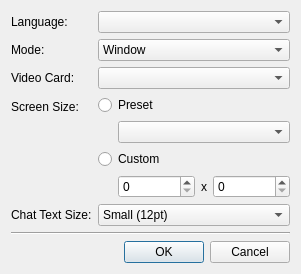
The window that tools/updater/ui/Options.ui (comphack/comp_hack) describes before a commit, drawn with Qt 5.
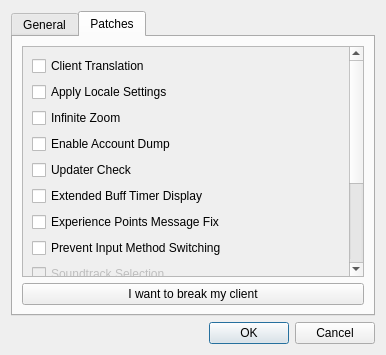
The same window after the commit. The open tabs and pages were chosen to show the change.

Commit message: [ADD] Settings for the client DLL to the updater.

```diff
--- a/tools/updater/ui/Options.ui
+++ b/tools/updater/ui/Options.ui
@@ -6,8 +6,8 @@
    <rect>
     <x>0</x>
     <y>0</y>
-    <width>255</width>
-    <height>222</height>
+    <width>386</width>
+    <height>355</height>
    </rect>
   </property>
   <property name="windowTitle">
@@ -15,15 +15,25 @@
   </property>
   <layout class="QVBoxLayout" name="verticalLayout_2">
    <item>
+    <widget class="QTabWidget" name="tabWidget">
+     <property name="currentIndex">
+      <number>0</number>
+     </property>
+     <widget class="QWidget" name="generalTab">
+      <attribute name="title">
+       <string>General</string>
+      </attribute>
+      <layout class="QVBoxLayout" name="verticalLayout_3">
+       <item>
     <layout class="QFormLayout" name="formLayout">
-     <item row="1" column="0">
+         <item row="2" column="0">
       <widget class="QLabel" name="modeLabel">
        <property name="text">
         <string>Mode:</string>
        </property>
       </widget>
      </item>
-     <item row="1" column="1">
+         <item row="2" column="1">
       <widget class="QComboBox" name="modeCombo">
        <item>
         <property name="text">
@@ -37,31 +47,31 @@
        </item>
       </widget>
      </item>
-     <item row="2" column="0">
+         <item row="3" column="0">
       <widget class="QLabel" name="videoCardLabel">
        <property name="text">
         <string>Video Card:</string>
        </property>
       </widget>
      </item>
-     <item row="2" column="1">
+         <item row="3" column="1">
       <widget class="QComboBox" name="videoCardCombo"/>
      </item>
-     <item row="3" column="0">
+         <item row="4" column="0">
       <widget class="QLabel" name="screenSizeLabel">
        <property name="text">
         <string>Screen Size:</string>
        </property>
       </widget>
      </item>
-     <item row="4" column="0">
+         <item row="5" column="0">
       <widget class="QLabel" name="chatTextSizeLabel">
        <property name="text">
         <string>Chat Text Size:</string>
        </property>
       </widget>
      </item>
-     <item row="3" column="1">
+         <item row="4" column="1">
       <layout class="QVBoxLayout" name="verticalLayout">
        <item>
         <widget class="QRadioButton" name="screenPreset">
@@ -155,7 +165,7 @@
        </item>
       </layout>
      </item>
-     <item row="4" column="1">
+         <item row="5" column="1">
       <widget class="QComboBox" name="chatTextCombo">
        <item>
         <property name="text">
@@ -199,13 +209,24 @@
      <item row="0" column="1">
       <widget class="QComboBox" name="langCombo"/>
      </item>
-    </layout>
-   </item>
-   <item>
+         <item row="1" column="0">
+          <widget class="QLabel" name="soundtrackLabel">
+           <property name="text">
+            <string>Soundtrack:</string>
+           </property>
+          </widget>
+         </item>
+         <item row="1" column="1">
+          <widget class="QComboBox" name="soundtrackList"/>
+         </item>
+         <item row="6" column="1">
     <spacer name="verticalSpacer">
      <property name="orientation">
       <enum>Qt::Vertical</enum>
      </property>
+           <property name="sizeType">
+            <enum>QSizePolicy::MinimumExpanding</enum>
+           </property>
      <property name="sizeHint" stdset="0">
       <size>
        <width>20</width>
@@ -214,11 +235,214 @@
      </property>
     </spacer>
    </item>
+        </layout>
+       </item>
+      </layout>
+     </widget>
+     <widget class="QWidget" name="patchesTab">
+      <attribute name="title">
+       <string>Patches</string>
+      </attribute>
+      <layout class="QVBoxLayout" name="verticalLayout_4">
    <item>
-    <widget class="Line" name="line">
+        <widget class="QScrollArea" name="scrollArea">
+         <property name="widgetResizable">
+          <bool>true</bool>
+         </property>
+         <widget class="QWidget" name="scrollAreaWidgetContents">
+          <property name="geometry">
+           <rect>
+            <x>0</x>
+            <y>0</y>
+            <width>325</width>
+            <height>340</height>
+           </rect>
+          </property>
+          <layout class="QVBoxLayout" name="verticalLayout_5">
+           <item>
+            <widget class="QCheckBox" name="patchTranslation">
+             <property name="toolTip">
+              <string>Apply translations from the translation.xml file.</string>
+             </property>
+             <property name="text">
+              <string>Client Translation</string>
+             </property>
+            </widget>
+           </item>
+           <item>
+            <widget class="QCheckBox" name="patchLocale">
+             <property name="toolTip">
+              <string>Set the locale used by the client. This can be used in place of AppLocale / Local Emulator.</string>
+             </property>
+             <property name="text">
+              <string>Apply Locale Settings</string>
+             </property>
+            </widget>
+           </item>
+           <item>
+            <widget class="QCheckBox" name="patchInfiniteZoom">
+             <property name="toolTip">
+              <string>Removes the maximum zoom restriction. Careful, zooming too far out may crash the client!</string>
+             </property>
+             <property name="text">
+              <string>Infinite Zoom</string>
+             </property>
+            </widget>
+           </item>
+           <item>
+            <widget class="QCheckBox" name="patchCustomPackets">
+             <property name="toolTip">
+              <string>Automatically dump a backup of your account when logging in with a character. For large accounts this may fail. In that case, use the test client to backup your character instead.</string>
+             </property>
+             <property name="text">
+              <string>Enable Account Dump</string>
+             </property>
+            </widget>
+           </item>
+           <item>
+            <widget class="QCheckBox" name="patchUpdaterCheck">
+             <property name="toolTip">
+              <string>Check that the client was started through the updater. Useful to make sure players are up-to-date.</string>
+             </property>
+             <property name="text">
+              <string>Updater Check</string>
+             </property>
+            </widget>
+           </item>
+           <item>
+            <widget class="QCheckBox" name="patchExtendedBuffTimerDisplay">
+             <property name="toolTip">
+              <string>Extends buff timer tooltips that show a clock to display seconds.</string>
+             </property>
+             <property name="text">
+              <string>Extended Buff Timer Display</string>
+             </property>
+            </widget>
+           </item>
+           <item>
+            <widget class="QCheckBox" name="patchExtendedEXPDisplay">
+             <property name="toolTip">
+              <string>Corrects the experience points messages for large amounts of experience point gain.</string>
+             </property>
+             <property name="text">
+              <string>Experience Points Message Fix</string>
+             </property>
+            </widget>
+           </item>
+           <item>
+            <widget class="QCheckBox" name="patchLobbyIME">
+             <property name="toolTip">
+              <string>Prevent the input method from being switched to Japanese during character creation (if you have the IME installed).</string>
+             </property>
+             <property name="text">
+              <string>Prevent Input Method Switching</string>
+             </property>
+            </widget>
+           </item>
+           <item>
+            <widget class="QCheckBox" name="patchSoundtrack">
+             <property name="enabled">
+              <bool>false</bool>
+             </property>
+             <property name="toolTip">
+              <string>Disable the ability to load a different CSoundData file. Instead of disabling this patch, set the soundtrack to &quot;Original&quot;.</string>
+             </property>
+             <property name="text">
+              <string>Soundtrack Selection</string>
+             </property>
+            </widget>
+           </item>
+           <item>
+            <widget class="QCheckBox" name="patchChannelTransfer">
+             <property name="enabled">
+              <bool>false</bool>
+             </property>
+             <property name="toolTip">
+              <string>Restore the channel transfer dialog to the UI. This was used to switch between channels back in the day.</string>
+             </property>
+             <property name="text">
+              <string>Restore Channel Transfer UI</string>
+             </property>
+            </widget>
+           </item>
+           <item>
+            <widget class="QCheckBox" name="patchCharacterNameCheck">
+             <property name="enabled">
+              <bool>false</bool>
+             </property>
+             <property name="toolTip">
+              <string>Disable the checks for valid character names during character creation. This allows players to type non-Japanese character names.</string>
+             </property>
+             <property name="text">
+              <string>Disable Character Creation Checks</string>
+             </property>
+            </widget>
+           </item>
+           <item>
+            <widget class="QCheckBox" name="patchBlowfishKey">
+             <property name="enabled">
+              <bool>false</bool>
+             </property>
+             <property name="toolTip">
+              <string>This replaces the encryption key used for the BinaryData (and a few other things) to match the key used by the COMP_hack tools.</string>
+             </property>
+             <property name="text">
+              <string>Updated Client Encryption Key</string>
+             </property>
+            </widget>
+           </item>
+           <item>
+            <widget class="QCheckBox" name="patchServerPrime">
+             <property name="enabled">
+              <bool>false</bool>
+             </property>
+             <property name="toolTip">
+              <string>Updates the public key for the server to the default one used by COMP_hack. This key does not seem to be used by the client.</string>
+             </property>
+             <property name="text">
+              <string>Updated Server Public Key</string>
+             </property>
+            </widget>
+           </item>
+           <item>
+            <widget class="QCheckBox" name="patchNoWebAuth">
+             <property name="enabled">
+              <bool>false</bool>
+             </property>
+             <property name="toolTip">
+              <string>This patch will disable the web-based authentication dialog and revert to the classic login method.</string>
+             </property>
+             <property name="text">
+              <string>Disable Web Authentication</string>
+             </property>
+            </widget>
+           </item>
+           <item>
+            <spacer name="verticalSpacer_2">
      <property name="orientation">
-      <enum>Qt::Horizontal</enum>
-     </property>
+              <enum>Qt::Vertical</enum>
+             </property>
+             <property name="sizeHint" stdset="0">
+              <size>
+               <width>20</width>
+               <height>230</height>
+              </size>
+             </property>
+            </spacer>
+           </item>
+          </layout>
+         </widget>
+        </widget>
+       </item>
+       <item>
+        <widget class="QPushButton" name="breakClientButton">
+         <property name="text">
+          <string>I want to break my client</string>
+         </property>
+        </widget>
+       </item>
+      </layout>
+     </widget>
     </widget>
    </item>
    <item>
```
Left out of the diff: 2 changed lines with no effect on the pictures. Lines whose indentation alone changed are shown as unchanged. The commit also changes 8 other files.
